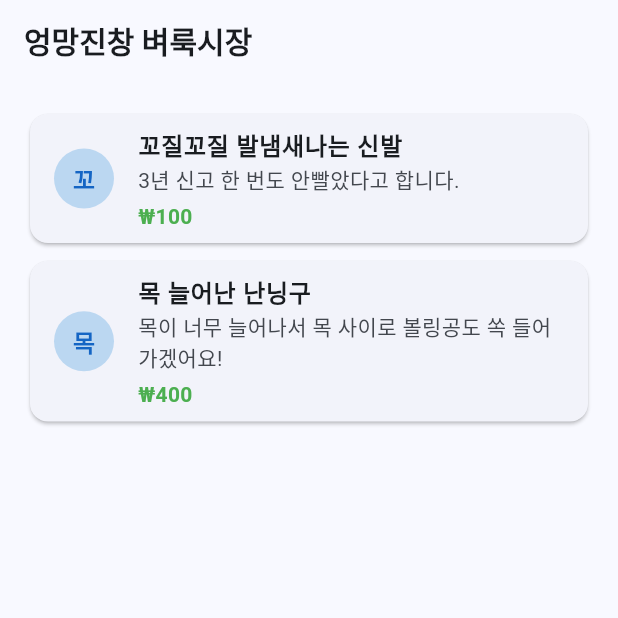
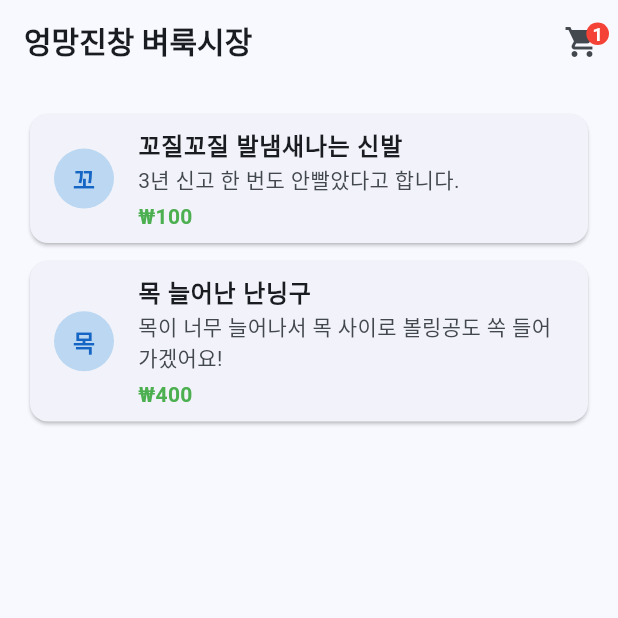
Before and after one commit to fireonmac/sparta-venture-assignments, a Flutter app: the screen it shows after launch, on a phone screen of 412 x 824 dp, the top half of it. Run offline on Flutter 3.47's test engine with Material 3 defaults, Android fonts, the phone set to English and light mode, and no system bars.

Commit message:
장바구니 페이지 생성 및 라우팅 연결

```diff
--- a/flutter_basic_venture/lib/main.dart
+++ b/flutter_basic_venture/lib/main.dart
@@ -6,6 +6,7 @@ import 'package:flutter_basic_venture/src/features/products/products_notifier.da
 import 'package:flutter_basic_venture/src/features/cart/cart_container.dart';
 import 'package:flutter_basic_venture/src/features/cart/cart_notifier.dart';
 import 'package:flutter_basic_venture/src/view/home/home_screen.dart';
+import 'package:flutter_basic_venture/src/view/cart/cart_screen.dart';
 
 void main() {
   runApp(const MyApp());
@@ -48,6 +49,9 @@ class _MyAppState extends State<MyApp> {
           darkTheme: _createTheme(Brightness.dark),
           themeMode: ThemeMode.system,
           home: const HomeScreen(),
+          routes: {
+            '/cart': (context) => const CartScreen(),
+          },
         ),
       ),
     );
--- a/flutter_basic_venture/lib/src/features/cart/cart_notifier.dart
+++ b/flutter_basic_venture/lib/src/features/cart/cart_notifier.dart
@@ -4,7 +4,19 @@ import 'package:flutter_basic_venture/src/features/cart/cart_item_model.dart';
 import 'package:flutter_basic_venture/src/features/products/product_model.dart';
 
 class CartNotifier with ChangeNotifier {
-  final List<CartItem> _items = [];
+  final List<CartItem> _items = [
+    CartItem(
+      product: Product(
+        id: '1',
+        name: '목이 찢어진 난닝구',
+        price: 800,
+        description: '정말로 목 사이에 볼링공을 넣으려고 했다니..!',
+        imageUrl: 'https://via.placeholder.com/150',
+        category: '의류',
+      ),
+      quantity: 1,
+    ),
+  ];
 
   UnmodifiableListView<CartItem> get items => UnmodifiableListView(_items);
 
@@ -12,34 +24,30 @@ class CartNotifier with ChangeNotifier {
 
   int get totalQuantity => _items.fold(0, (sum, item) => sum + item.quantity);
 
-  double get totalPrice => _items.fold(0.0, (sum, item) => sum + item.totalPrice);
+  double get totalPrice =>
+      _items.fold(0.0, (sum, item) => sum + item.totalPrice);
 
   bool get isEmpty => _items.isEmpty;
 
   bool get isNotEmpty => _items.isNotEmpty;
 
   void add(Product product, {int quantity = 1}) {
-
     notifyListeners();
   }
 
   void remove(int productId) {
-
     notifyListeners();
   }
 
   void updateQuantity(int productId, int newQuantity) {
-
     notifyListeners();
   }
 
   void increaseQuantity(int productId) {
-
     notifyListeners();
   }
 
   void decreaseQuantity(int productId) {
-
     notifyListeners();
   }
 
--- /dev/null
+++ b/flutter_basic_venture/lib/src/view/cart/cart_screen.dart
@@ -0,0 +1,17 @@
+import 'package:flutter/material.dart';
+import 'package:flutter_basic_venture/src/features/cart/cart_container.dart';
+
+class CartScreen extends StatelessWidget {
+  const CartScreen({super.key});
+
+  @override
+  Widget build(BuildContext context) {
+    final cartNotifier = CartContainer.of(context);
+    final count = cartNotifier.items.length;
+
+    return Scaffold(
+      appBar: AppBar(title: const Text('장바구니')),
+      body: Center(child: Text('장바구니에 담은 아이템 갯수: $count')),
+    );
+  }
+}
--- a/flutter_basic_venture/lib/src/view/home/home_screen.dart
+++ b/flutter_basic_venture/lib/src/view/home/home_screen.dart
@@ -14,7 +14,10 @@ class HomeScreen extends StatelessWidget {
 
     return Scaffold(
       resizeToAvoidBottomInset: false,
-      appBar: AppBar(title: const Text(appTitle, style: Styles.title)),
+      appBar: AppBar(
+        title: const Text(appTitle, style: Styles.title),
+        actions: [_CartButton()],
+      ),
       body: Padding(
         padding: Styles.bodyPadding,
         child: ListenableBuilder(
@@ -74,3 +77,48 @@ class HomeScreen extends StatelessWidget {
     );
   }
 }
+
+class _CartButton extends StatelessWidget {
+  @override
+  Widget build(BuildContext context) {
+    final cartNotifier = CartContainer.of(context);
+
+    return Stack(
+      alignment: Alignment.center,
+      children: [
+        IconButton(
+          icon: const Icon(Icons.shopping_cart),
+          onPressed: () {
+            Navigator.of(context).pushNamed('/cart');
+          },
+        ),
+        Positioned(
+          right: 6,
+          top: 6,
+          child: ListenableBuilder(
+            listenable: cartNotifier,
+            builder: (context, child) {
+              final count = cartNotifier.items.length;
+              if (count == 0) return const SizedBox.shrink();
+              return Container(
+                padding: const EdgeInsets.all(4),
+                decoration: BoxDecoration(
+                  color: Colors.red,
+                  shape: BoxShape.circle,
+                ),
+                child: Text(
+                  '$count',
+                  style: const TextStyle(
+                    color: Colors.white,
+                    fontSize: 12,
+                    fontWeight: FontWeight.bold,
+                  ),
+                ),
+              );
+            },
+          ),
+        ),
+      ],
+    );
+  }
+}
```
